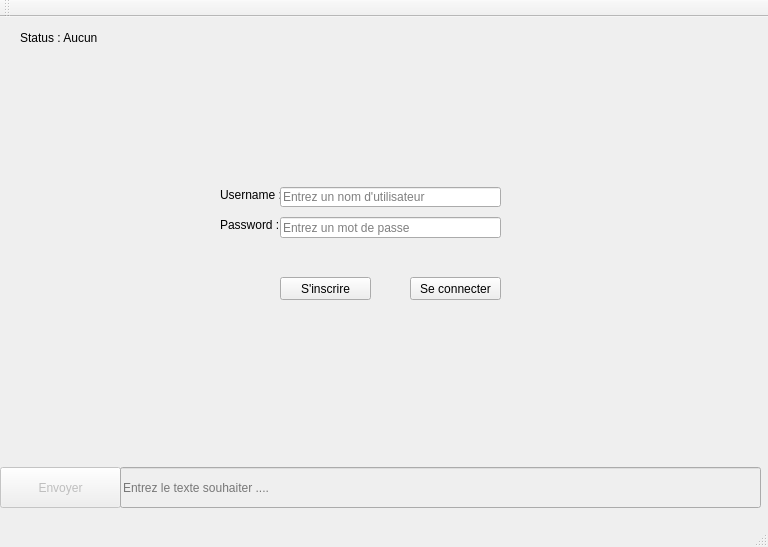
The window that Client C++/TCPIPQT/TCPIPQT.ui (QuentinPOL/ProjetJSQTC--) describes before a commit, drawn with Qt 5.
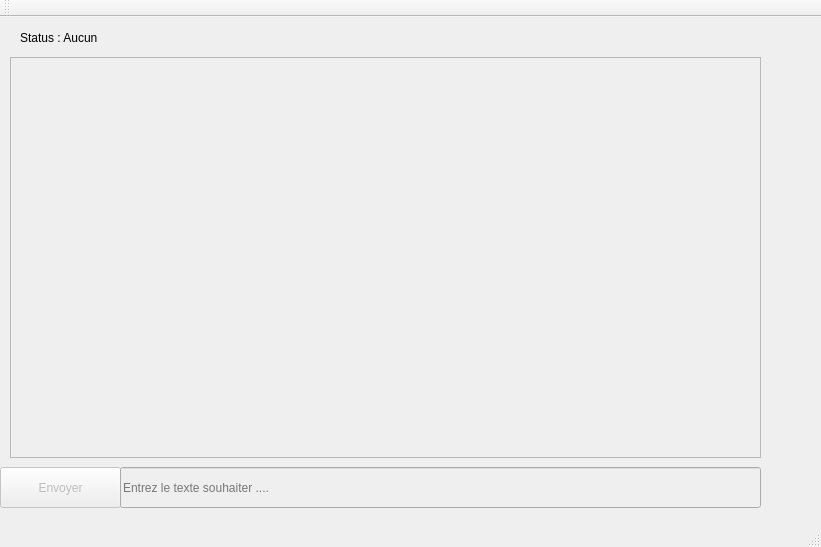
The same window after the commit.

Patch:
```diff
--- a/Client C++/TCPIPQT/TCPIPQT.ui
+++ b/Client C++/TCPIPQT/TCPIPQT.ui
@@ -9,7 +9,7 @@
    <rect>
     <x>0</x>
     <y>0</y>
-    <width>768</width>
+    <width>821</width>
     <height>547</height>
    </rect>
   </property>
@@ -174,16 +174,29 @@
    <widget class="QLabel" name="label_message">
     <property name="geometry">
      <rect>
-      <x>30</x>
-      <y>340</y>
-      <width>701</width>
-      <height>21</height>
+      <x>20</x>
+      <y>280</y>
+      <width>711</width>
+      <height>161</height>
      </rect>
     </property>
     <property name="text">
      <string/>
     </property>
    </widget>
+   <widget class="QPlainTextEdit" name="plainTextEdit">
+    <property name="enabled">
+     <bool>false</bool>
+    </property>
+    <property name="geometry">
+     <rect>
+      <x>10</x>
+      <y>40</y>
+      <width>751</width>
+      <height>401</height>
+     </rect>
+    </property>
+   </widget>
   </widget>
   <widget class="QMenuBar" name="menuBar">
    <property name="geometry">
```
Left out of the diff: 2 changed lines with no effect on the pictures.
